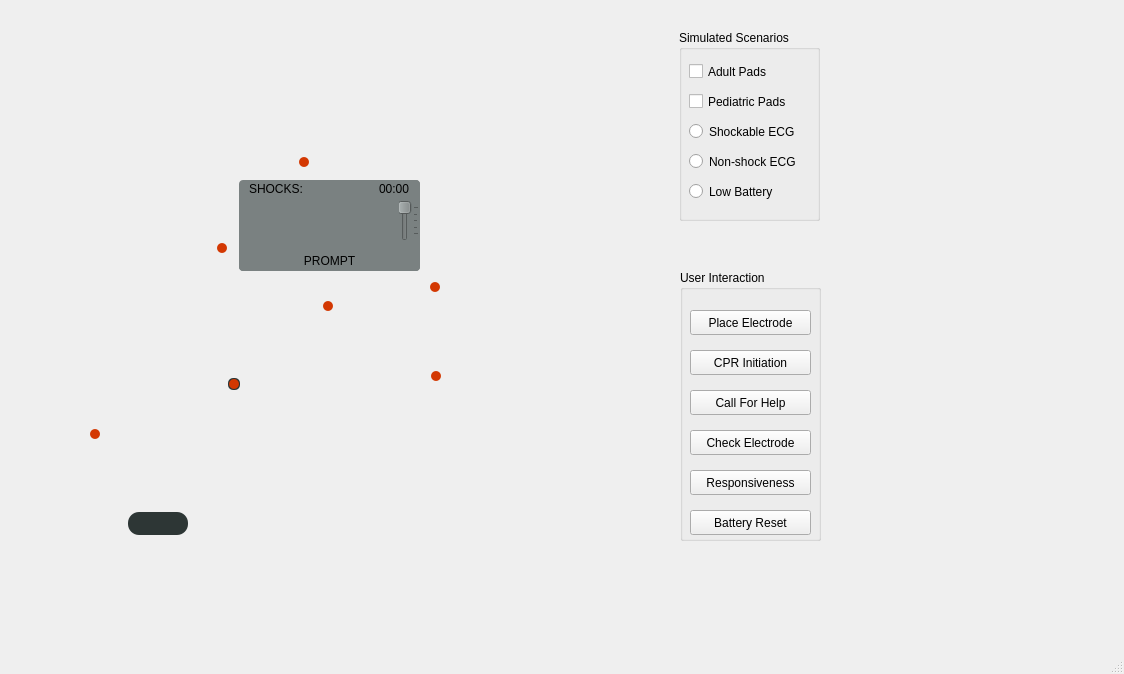
Old version of the form AED_Project/mainwindow.ui in the repository g-kassis/AED.
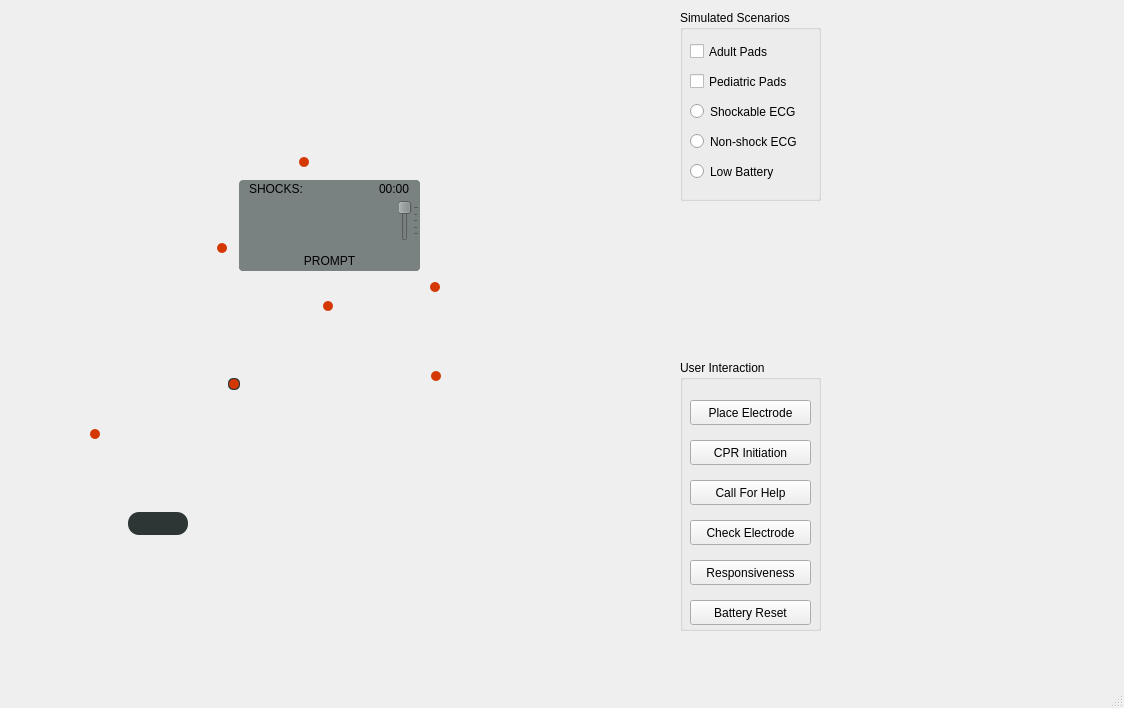
New version of the form. Icons and pictures are not drawn. Custom widgets are drawn as their Qt base class.

The edit to the form file:
```diff
--- a/AED_Project/mainwindow.ui
+++ b/AED_Project/mainwindow.ui
@@ -7,7 +7,7 @@
     <x>0</x>
     <y>0</y>
     <width>1124</width>
-    <height>674</height>
+    <height>708</height>
    </rect>
   </property>
   <property name="windowTitle">
@@ -397,8 +397,8 @@
    <widget class="QGroupBox" name="simScenarios">
     <property name="geometry">
      <rect>
-      <x>679</x>
-      <y>30</y>
+      <x>680</x>
+      <y>10</y>
       <width>141</width>
       <height>191</height>
      </rect>
@@ -476,7 +476,7 @@
     <property name="geometry">
      <rect>
       <x>680</x>
-      <y>270</y>
+      <y>360</y>
       <width>141</width>
       <height>271</height>
      </rect>
@@ -566,9 +566,9 @@
    <widget class="QCustomPlot" name="ECGwave" native="true">
     <property name="geometry">
      <rect>
-      <x>870</x>
-      <y>180</y>
-      <width>211</width>
+      <x>680</x>
+      <y>210</y>
+      <width>401</width>
       <height>151</height>
      </rect>
     </property>
```
Left out of the diff: 4 changed lines with no effect on the pictures.
